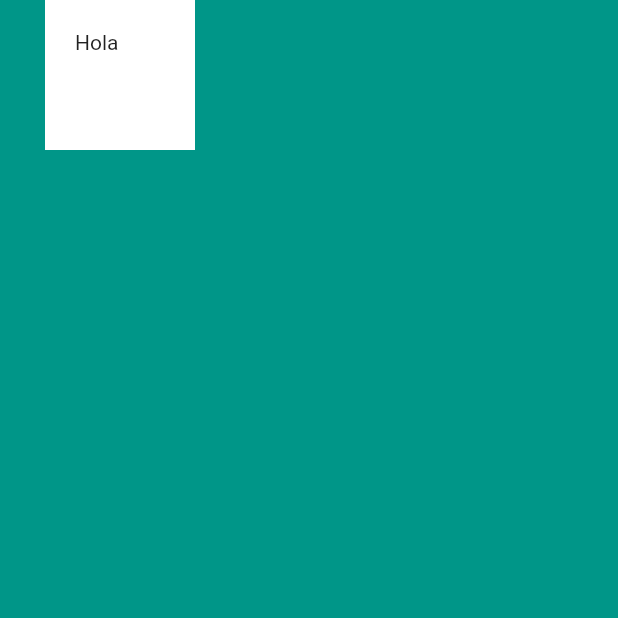
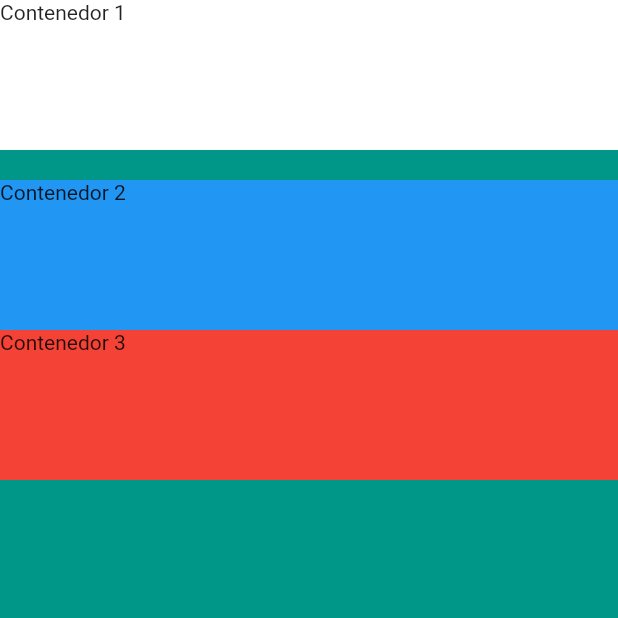
Before and after one commit to giovannids/mi_card_flutter, a Flutter app: the screen it shows after launch, on a phone screen of 412 x 824 dp, the top half of it. Run offline on Flutter 3.47's test engine with Material 2 defaults, Android fonts, the phone set to English and light mode, and no system bars.

Commit message:
Hace uso de Column, un contenedor multielemento para desplegar varios contenedores de un solo elemento

```diff
--- a/lib/main.dart
+++ b/lib/main.dart
@@ -9,18 +9,36 @@ class MyApp extends StatelessWidget {
   Widget build(BuildContext context) {
     return MaterialApp(
       home: Scaffold(
-        backgroundColor: Colors.teal,
-        // Container: A convenience widget that combines common painting, positioning, and sizing widgets.
         body: SafeArea(
-          child: Container(
-            child: Text("Hola"),
-            height: 100.0,
-            width: 100.0,
-            margin: EdgeInsets.only(left: 30.0),
-            padding: EdgeInsets.all(20.0),
-            color: Colors.white,
+          // Column: A widget that displays its children in a vertical array.
+          child: Column(
+            children: [
+              Container(
+                child: Text("Contenedor 1"),
+                height: 100.0,
+                color: Colors.white,
+              ),
+              // SizedBox: A box with a specified size.
+              SizedBox(
+                height: 20.0,
+              ),
+              Container(
+                child: Text("Contenedor 2"),
+                height: 100.0,
+                color: Colors.blue,
+              ),
+              Container(
+                child: Text("Contenedor 3"),
+                height: 100.0,
+                color: Colors.red,
+              ),
+            ],
+            // Column. Propiedades complementarias.
+            crossAxisAlignment: CrossAxisAlignment.stretch,
           ),
         ),
+        // Scaffold: Propiedades complementarias
+        backgroundColor: Colors.teal,
       ),
     );
   }
@@ -28,10 +46,13 @@ class MyApp extends StatelessWidget {
 
 /*
 NOTAS:
-- Para que hot reload funcione, las cosas que cambiamos deben estar dentro de un widget stateless o stateful de flutter
+- Single-child layout widgets (Containter, SizedBox, etc.), Multi-child layout widgets (Column, Row, etc.)
+- Para que hot reload funcione, lo que cambiamos deben estar dentro de un widget stateless o stateful
 - Hot restart reinicia el estado de la App, volviendo sus valores al estado inicial
 
 REFERENCIAS:
 https://flutter.dev/docs/development/ui/widgets/layout
+https://api.flutter.dev/flutter/widgets/Column-class.html
 https://api.flutter.dev/flutter/widgets/Container-class.html
+https://api.flutter.dev/flutter/widgets/SizedBox-class.html
  */
```
